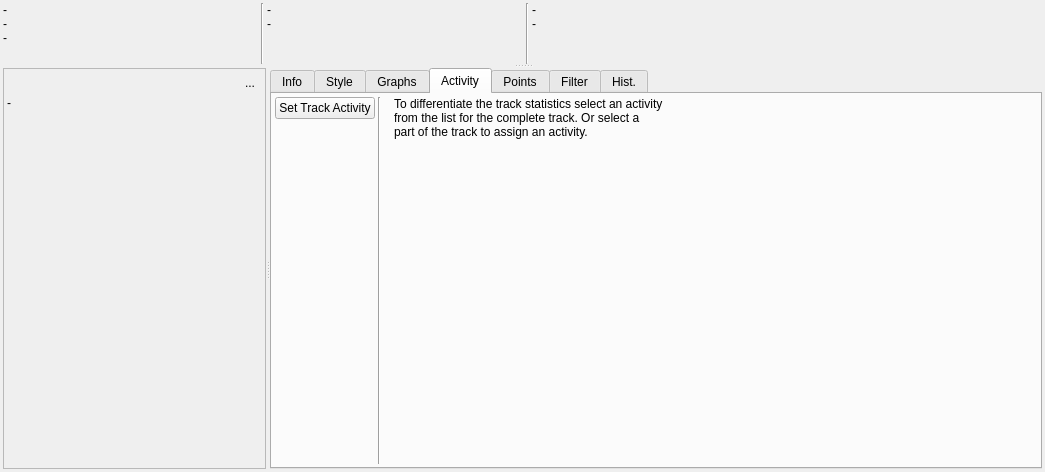
Above: src/qmapshack/gis/trk/IDetailsTrk.ui from Maproom/qmapshack before the change. Below: the same form after it.
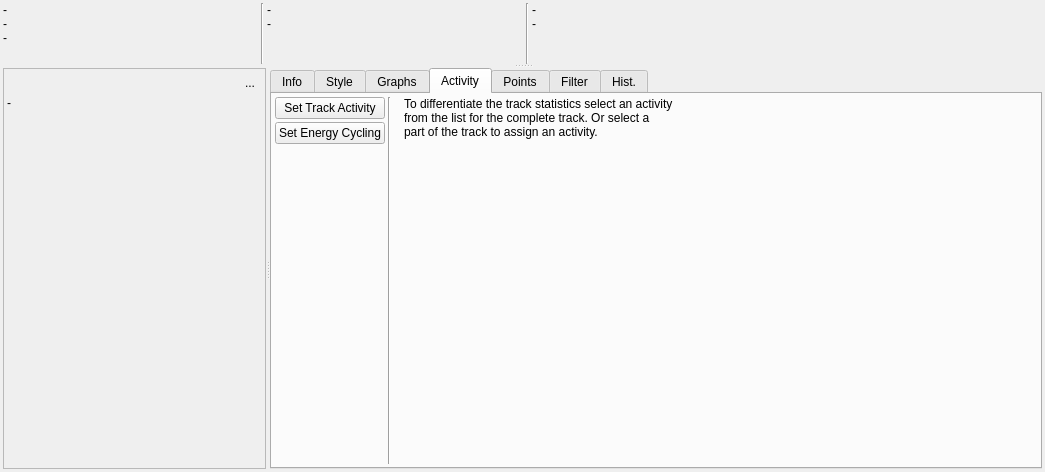
That is the form after the change. The open tabs and pages were chosen to show the change. Icons and pictures are not drawn. Custom widgets are drawn as their Qt base class.

Patch:
```diff
--- a/src/qmapshack/gis/trk/IDetailsTrk.ui
+++ b/src/qmapshack/gis/trk/IDetailsTrk.ui
@@ -1513,6 +1513,17 @@
              </property>
             </widget>
            </item>
+           <item>
+            <widget class="QPushButton" name="pushSetEnergyCycling">
+             <property name="text">
+              <string>Set Energy Cycling</string>
+             </property>
+             <property name="icon">
+              <iconset resource="../../resources.qrc">
+               <normaloff>:/icons/48x48/FilterEnergyCycle.png</normaloff>:/icons/48x48/FilterEnergyCycle.png</iconset>
+             </property>
+            </widget>
+           </item>
            <item>
             <spacer name="verticalSpacer_4">
              <property name="orientation">
```
Left out of the diff: 10 changed lines with no effect on the pictures.
